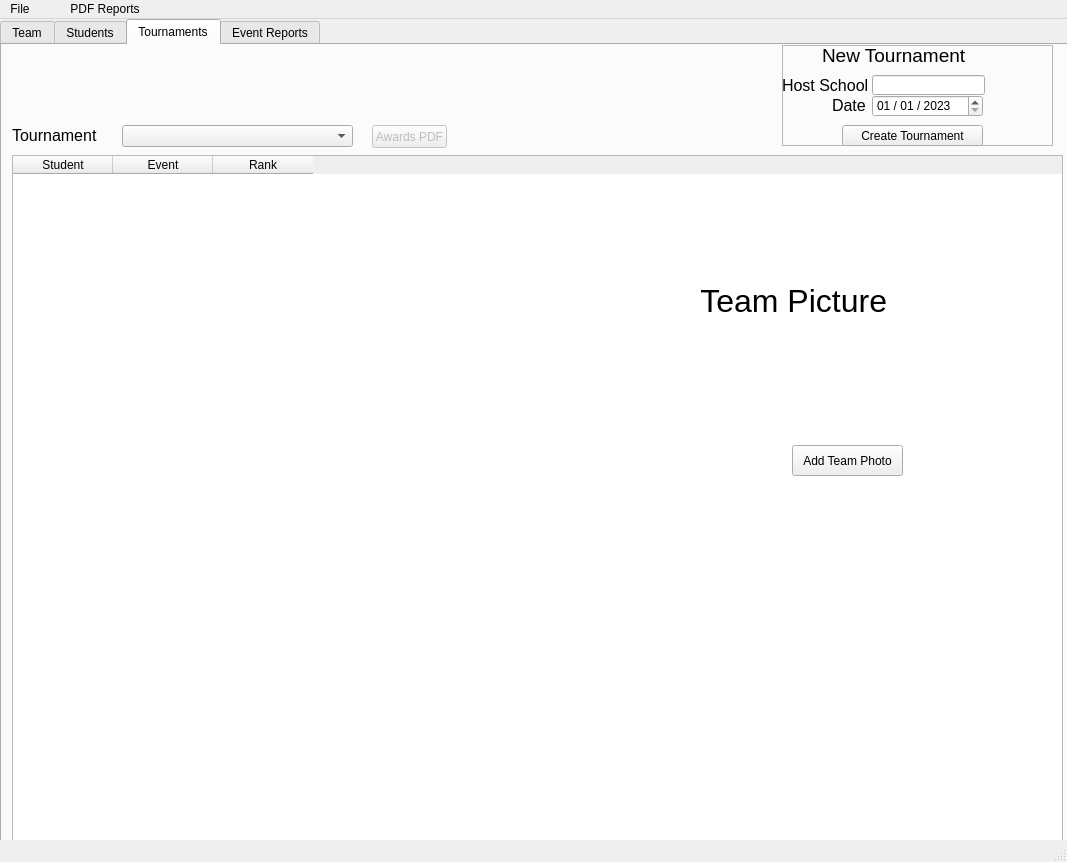
This is Forensics_Organizer.ui in goldRust/4n6_tracker as Qt 5 draws it before an edit. The edited form follows.
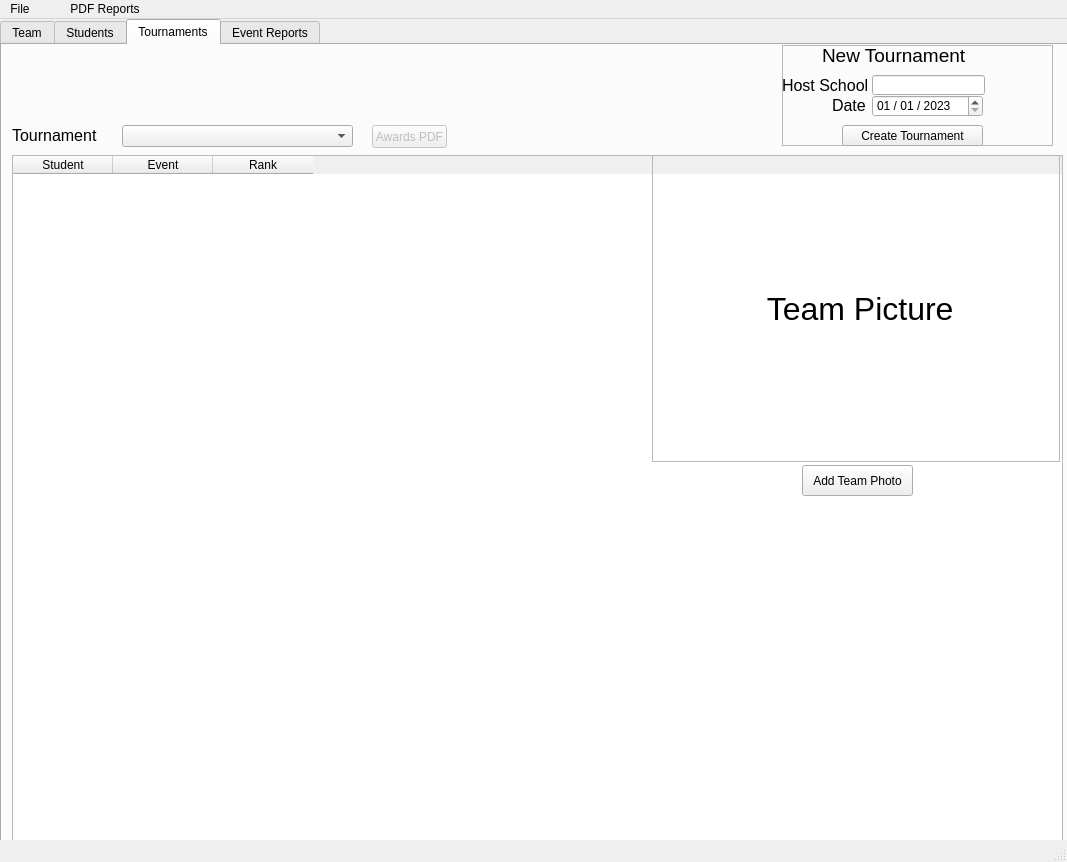
This is the edited form. The open tabs and pages were chosen to show the change.

Patch:
```diff
--- a/Forensics_Organizer.ui
+++ b/Forensics_Organizer.ui
@@ -798,10 +798,10 @@
      <widget class="QLabel" name="team_picture">
       <property name="geometry">
        <rect>
-        <x>690</x>
-        <y>130</y>
-        <width>351</width>
-        <height>251</height>
+        <x>650</x>
+        <y>110</y>
+        <width>408</width>
+        <height>307</height>
        </rect>
       </property>
       <property name="font">
@@ -810,15 +810,21 @@
         <pointsize>24</pointsize>
        </font>
       </property>
+      <property name="frameShape">
+       <enum>QFrame::StyledPanel</enum>
+      </property>
       <property name="text">
        <string> Team Picture</string>
       </property>
+      <property name="alignment">
+       <set>Qt::AlignCenter</set>
+      </property>
      </widget>
      <widget class="QPushButton" name="photo_button">
       <property name="geometry">
        <rect>
-        <x>790</x>
-        <y>400</y>
+        <x>800</x>
+        <y>420</y>
         <width>111</width>
         <height>31</height>
        </rect>
```
Left out of the diff: 2 changed lines with no effect on the pictures.
